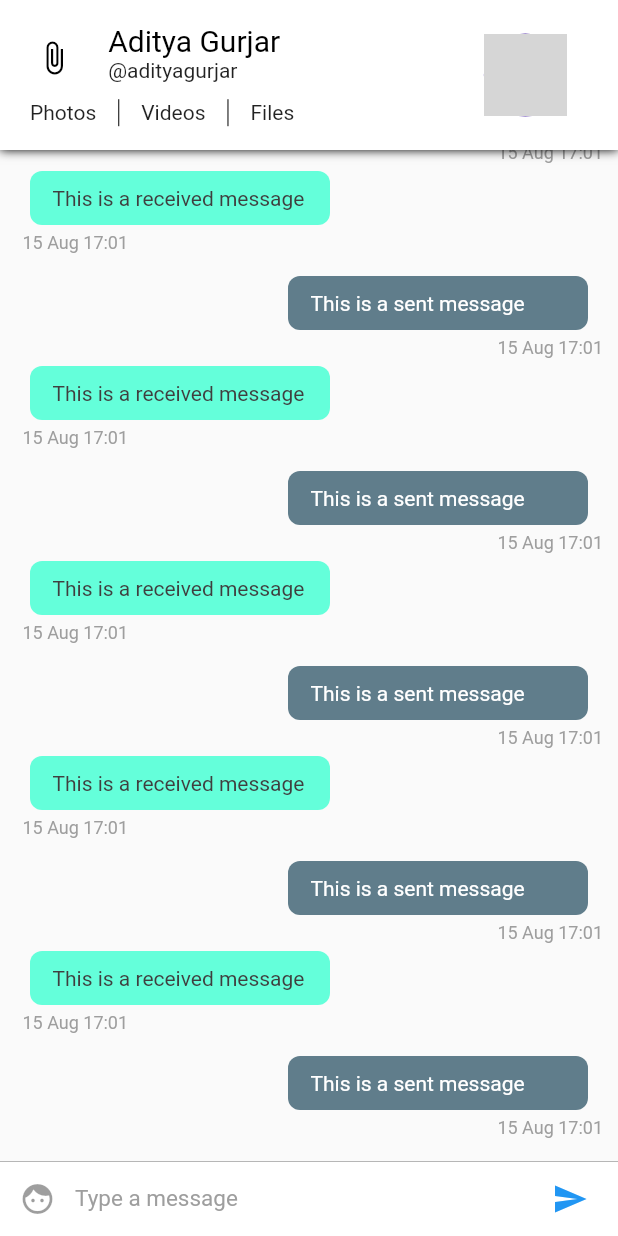
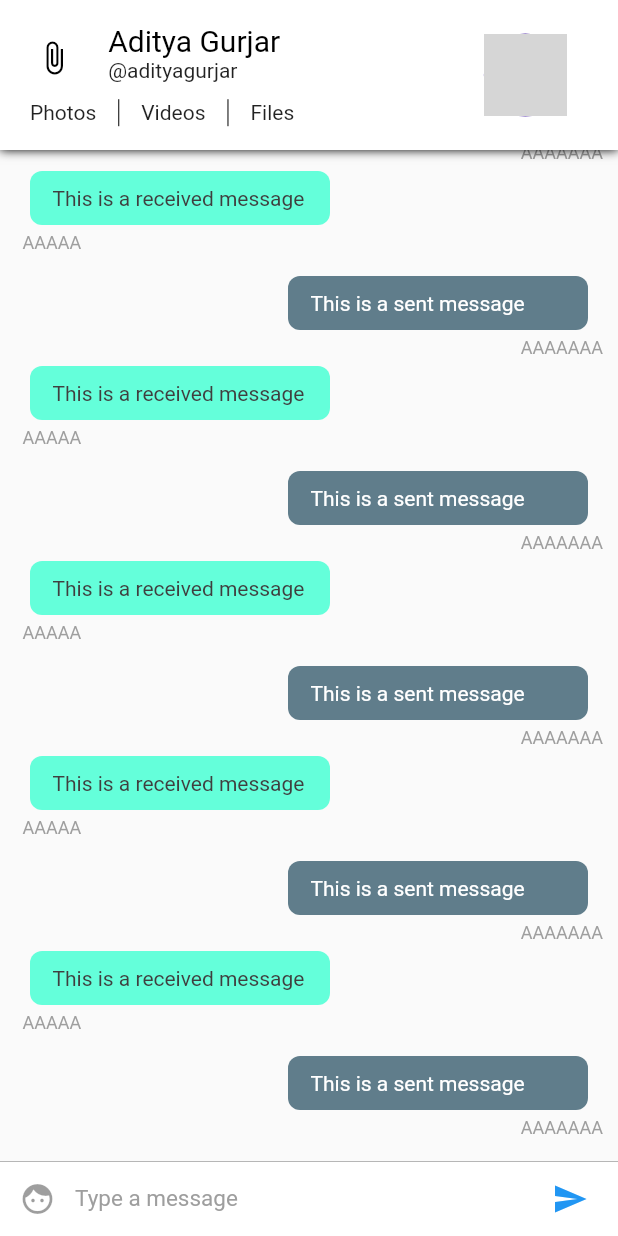
Before and after one commit to maximgnezdov/LetsStudy, a Flutter app: the screen it shows after launch, on a phone screen of 412 x 824 dp. Run offline on Flutter 3.47's test engine with Material 2 defaults, Android fonts, the phone set to English and light mode, and no system bars; grey boxes are pictures that could not be loaded.

Commit message:
last commit 11.05

```diff
--- a/lib/Chat_menu/widgets/ChatItemWidget.dart
+++ b/lib/Chat_menu/widgets/ChatItemWidget.dart
@@ -1,6 +1,6 @@
 import 'package:flutter/material.dart';
 import 'package:flutterapp/Chat_menu/config/Palette.dart';
-import 'package:intl/intl.dart';
+//import 'package:intl/intl.dart';
 
 class ChatItemWidget extends StatelessWidget{
   var index;
@@ -37,8 +37,7 @@ class ChatItemWidget extends StatelessWidget{
                 children: <Widget>[
                   Container(
                     child: Text(
-                      DateFormat('dd MMM kk:mm')
-                          .format(DateTime.fromMillisecondsSinceEpoch(1565888474278)),
+                      "AAAAAAA",//DateFormat('dd MMM kk:mm').format(DateTime.fromMillisecondsSinceEpoch(1565888474278)),
                       style: TextStyle(
                           color: Palette.greyColor,
                           fontSize: 12.0,
@@ -70,8 +69,7 @@ class ChatItemWidget extends StatelessWidget{
             ),
             Container(
               child: Text(
-                DateFormat('dd MMM kk:mm')
-                    .format(DateTime.fromMillisecondsSinceEpoch(1565888474278)),
+                "AAAAA",//DateFormat('dd MMM kk:mm').format(DateTime.fromMillisecondsSinceEpoch(1565888474278)),
                 style: TextStyle(
                     color: Palette.greyColor,
                     fontSize: 12.0,
--- a/pubspec.yaml
+++ b/pubspec.yaml
@@ -19,11 +19,11 @@ environment:
 dependencies:
   flutter:
     sdk: flutter
-intl: ^0.16.1
+
   # The following adds the Cupertino Icons font to your application.
   # Use with the CupertinoIcons class for iOS style icons.
   cupertino_icons: ^0.1.2
-
+intl: ^0.16.1
 dev_dependencies:
   flutter_test:
     sdk: flutter
```
Also changed, not shown: pubspec.lock.
